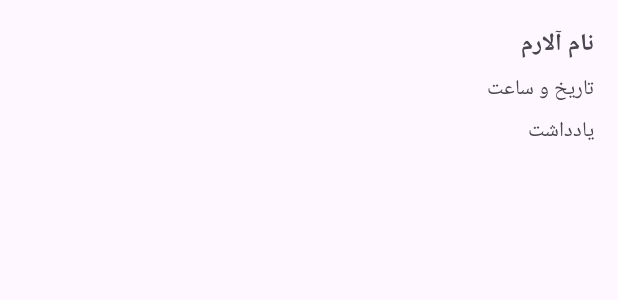
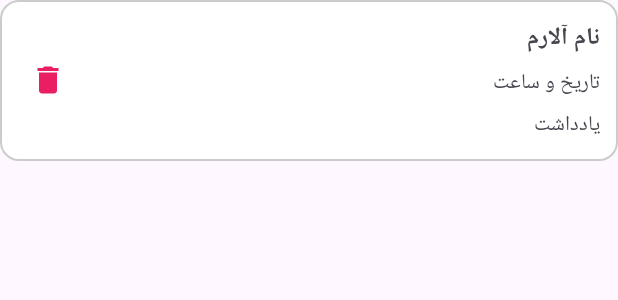
Before and after one commit to MaralFarahmandfar/Trip, an Android app: the layout item_alarm.xml on its own in the app's theme, with its tools: preview values and no code run, on a phone screen of 412 x 824 dp. Shown: the top 300 px of the screen. Run offline under Robolectric (Android 15) with nearby library versions, the phone set to English and light mode, and no system bars.

Commit message:
fix alarm

```diff
--- a/app/src/main/java/ir/shariaty/trip/AddAlarmActivity.java
+++ b/app/src/main/java/ir/shariaty/trip/AddAlarmActivity.java
@@ -15,6 +15,8 @@ import android.widget.Button;
 import android.widget.EditText;
 import android.widget.TextView;
 import android.widget.Toast;
+import android.widget.ImageButton;
+
 
 import android.content.pm.PackageManager;
 
@@ -52,6 +54,10 @@ public class AddAlarmActivity extends AppCompatActivity {
 
         super.onCreate(savedInstanceState);
         setContentView(R.layout.activity_add_alarm);
+        ImageButton buttonBack = findViewById(R.id.buttonBack);
+        buttonBack.setOnClickListener(v -> {
+            finish(); // یا finish();
+        });
 
 
 
--- a/app/src/main/res/layout/item_alarm.xml
+++ b/app/src/main/res/layout/item_alarm.xml
@@ -1,10 +1,22 @@
 <?xml version="1.0" encoding="utf-8"?>
+
 <LinearLayout
+
     xmlns:android="http://schemas.android.com/apk/res/android"
     android:layout_width="match_parent"
+    android:orientation="horizontal"
     android:layout_height="wrap_content"
-    android:orientation="vertical"
-    android:padding="16dp">
+    android:gravity="center_vertical"
+    android:layoutDirection="rtl"
+    android:padding="12dp"
+    android:background="@drawable/rounded_input_bg"
+    android:layout_marginBottom="8dp"
+    >
+    <LinearLayout
+        android:layout_width="0dp"
+        android:layout_height="wrap_content"
+        android:layout_weight="1"
+        android:orientation="vertical">
 
     <TextView
         android:id="@+id/textViewAlarmName"
@@ -29,5 +41,15 @@
         android:textSize="14sp"
         android:layout_marginTop="4dp"
         android:text="یادداشت" />
+    </LinearLayout>
+    <!-- دکمه حذف -->
+    <ImageButton
+        android:id="@+id/buttonDeleteAlarm"
+        android:layout_width="40dp"
+        android:layout_height="40dp"
+        android:background="?attr/selectableItemBackgroundBorderless"
+        android:src="@drawable/ic_delete"
+        android:contentDescription="حذف آلارم"
+        android:padding="8dp" />
 
 </LinearLayout>
```
